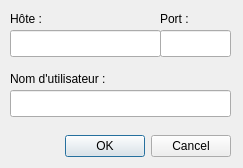
Before: the Qt Designer form Client/Client_Synergie/dlgconnexion.ui in im-jon/CLL-Synergie, drawn with Qt 5.
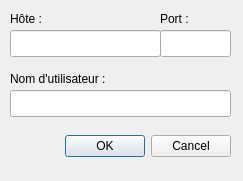
After: the same form once the commit is applied.

Commit message: Nettoyé un peu le code de la fenêtre principale

```diff
--- a/Client/Client_Synergie/dlgconnexion.ui
+++ b/Client/Client_Synergie/dlgconnexion.ui
@@ -7,9 +7,15 @@
     <x>0</x>
     <y>0</y>
     <width>243</width>
-    <height>168</height>
+    <height>181</height>
    </rect>
   </property>
+  <property name="sizePolicy">
+   <sizepolicy hsizetype="Fixed" vsizetype="Fixed">
+    <horstretch>0</horstretch>
+    <verstretch>0</verstretch>
+   </sizepolicy>
+  </property>
   <property name="windowTitle">
    <string>Synergie - Connexion</string>
   </property>
```
Left out of the diff: 6 changed lines with no effect on the pictures. The commit also changes 2 other files.
